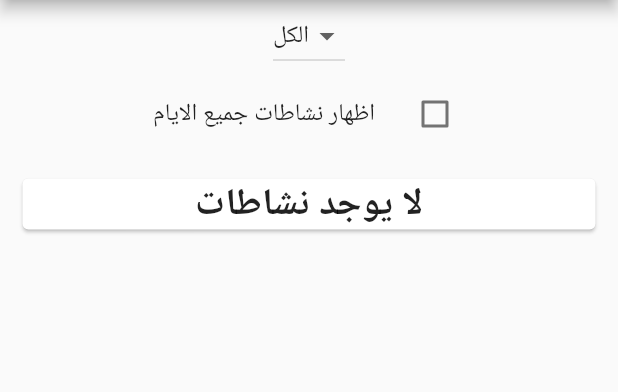
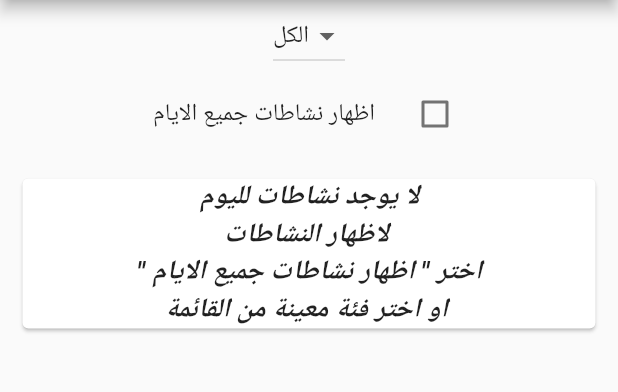
Before and after one commit to AbdallahDev/events_flutter, a Flutter app: the screen it shows after launch, on a phone screen of 412 x 824 dp, the part 84-476 px from its top. Run offline on Flutter 3.47's test engine with Material 2 defaults, Android fonts, the phone set to English and light mode, and no system bars; our stand-ins replace device_info, firebase_messaging, flutter_local_notifications; accounts and stored records are empty; network calls fail.

Commit message:
I've modified the message that showed to the users when there are no events.

```diff
--- a/lib/ui/home.dart
+++ b/lib/ui/home.dart
@@ -543,10 +543,13 @@ class _HomeState extends State<Home> {
     } else {
       return Card(
         child: Text(
-          "لا يوجد نشاطات",
+          "لا يوجد نشاطات لليوم \n لاظهار النشاطات \nاختر \" اظهار نشاطات جميع الايام \" \n او اختر فئة معينة من القائمة",
           textDirection: _rtlTextDirection,
           textAlign: TextAlign.center,
-          style: TextStyle(fontWeight: FontWeight.bold, fontSize: 25),
+          style: TextStyle(
+              fontWeight: FontWeight.bold,
+              fontSize: 18,
+              fontStyle: FontStyle.italic),
         ),
       );
     }
```
